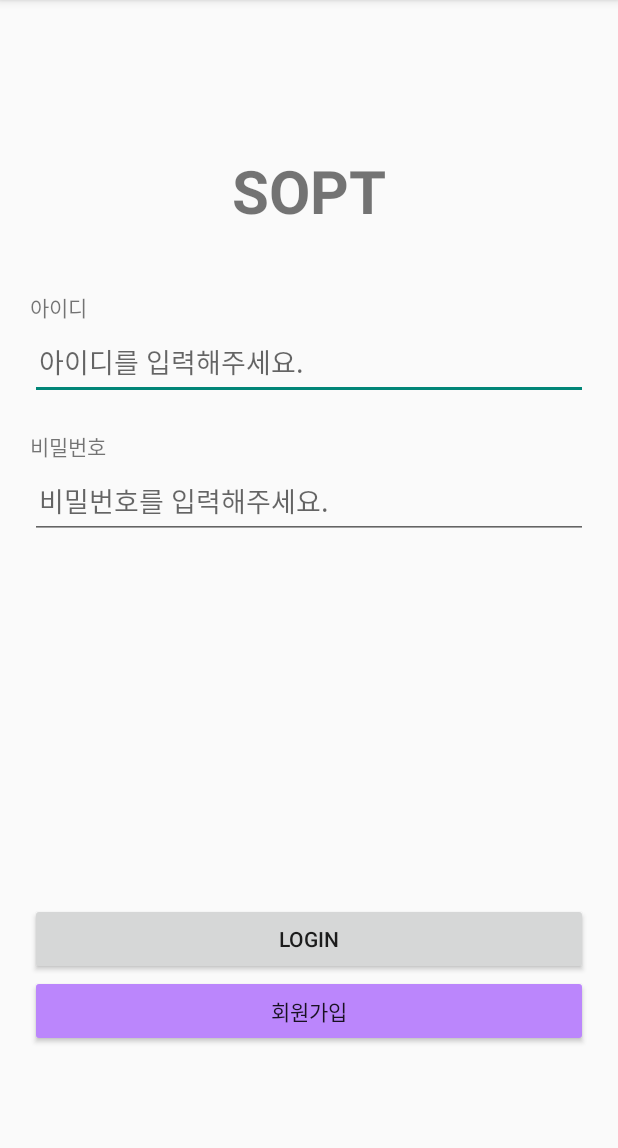
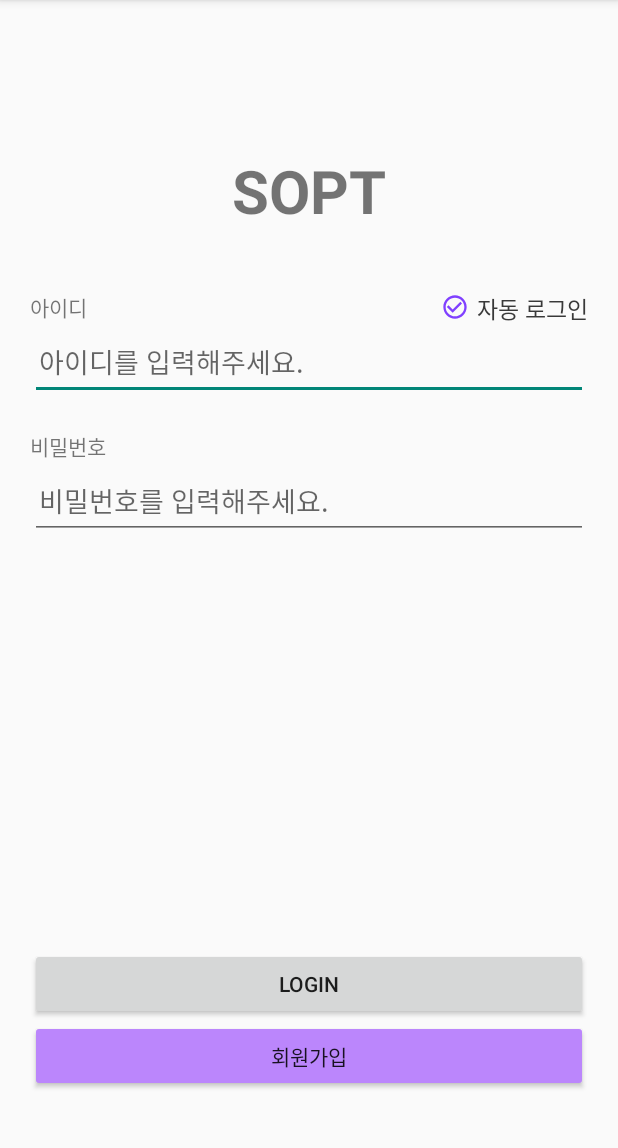
Before and after one commit to KINGSAMJO/Server_Hyeonjeong, an Android app: the screen it shows after launch (SignInActivity), on a phone screen of 412 x 824 dp, the part 84-1232 px from its top. Run offline under Robolectric (Android 15) with nearby library versions, the phone set to English and light mode, and no system bars.

Commit message:
[semiar 7] sharedPreferenses autoLogin, autoLogout

```diff
--- a/app/build.gradle
+++ b/app/build.gradle
@@ -18,6 +18,7 @@ android {
     }
     buildFeatures{
         viewBinding true
+
     }
 
     buildTypes {
--- a/app/src/main/AndroidManifest.xml
+++ b/app/src/main/AndroidManifest.xml
@@ -22,6 +22,9 @@
         android:theme="@style/Theme.Seminar_task1"
         android:usesCleartextTraffic="true">
         <activity
+            android:name=".SettingActivity"
+            android:exported="false" />
+        <activity
             android:name=".NaviActivity"
             android:exported="false" />
         <activity android:name=".DetailActivity" />
--- a/app/src/main/java/com/example/seminar_task1/SignInActivity.kt
+++ b/app/src/main/java/com/example/seminar_task1/SignInActivity.kt
@@ -11,6 +11,7 @@ import androidx.activity.result.contract.ActivityResultContracts
 import com.example.seminar_task1.databinding.ActivitySignInBinding
 import com.example.seminar_task1.model.RequestSignIn
 import com.example.seminar_task1.model.ResponseSignIn
+import com.example.seminar_task1.util.SOPTSharedPreferences
 import com.example.seminar_task1.util.enqueueUtil
 import retrofit2.Call
 import retrofit2.Callback
@@ -19,17 +20,17 @@ import retrofit2.Response
 
 class SignInActivity : AppCompatActivity() {
     private lateinit var binding : ActivitySignInBinding
-    private lateinit var etid : EditText
-    private lateinit var etpw : EditText
     private lateinit var getSignUpActivityResult : ActivityResultLauncher<Intent>
 
     override fun onCreate(savedInstanceState: Bundle?) {
         super.onCreate(savedInstanceState)
         binding = ActivitySignInBinding.inflate(layoutInflater)
+
+        SOPTSharedPreferences.init(this)
+        initClickEvent()
+        isAutoLogin()
+
         setContentView(binding.root)
-
-        etid = binding.etId
-        etpw = binding.etPw
 
         //로그인 버튼 클릭시
         signIn()
@@ -44,15 +45,33 @@ class SignInActivity : AppCompatActivity() {
                 if(result.resultCode == RESULT_OK){
                     val signupId = result.data?.getStringExtra("id")
                     val signupPw = result.data?.getStringExtra("pw")
-                    etid.setText(signupId)
-                    etpw.setText(signupPw)
+                    binding.etId.setText(signupId)
+                    binding.etPw.setText(signupPw)
                 }
             }
     }
 
+    //클릭됐는지 전달
+    private fun initClickEvent(){
+        binding.btnCheckbox.setOnClickListener {
+            binding.btnCheckbox.isSelected = !binding.btnCheckbox.isSelected
+            SOPTSharedPreferences.setAutoLogin(this, binding.btnCheckbox.isSelected)
+        }
+    }
+
+    //자동로그인
+    private fun isAutoLogin(){
+        if(SOPTSharedPreferences.getAutoLogin(this)){
+            Toast.makeText(this,"자동로그인 되었습니다",Toast.LENGTH_SHORT).show()
+            startActivity(Intent(this@SignInActivity, HomeActivity::class.java))
+            finish()
+        }
+
+    }
+
     private fun signIn(){
         binding.btnLogin.setOnClickListener {
-            if(etid.text.toString().isNotBlank() && etpw.text.toString().isNotBlank()){//값이 있는 경우
+            if(binding.etId.text.toString().isNotBlank() && binding.etPw.text.toString().isNotBlank()){//값이 있는 경우
                 val requestSignIn = RequestSignIn(
                     id= binding.etId.text.toString(),
                     password = binding.etPw.text.toString()
@@ -61,7 +80,7 @@ class SignInActivity : AppCompatActivity() {
 
                 call.enqueueUtil(
                     onSuccess = {
-                        Toast.makeText(this@SignInActivity, "${it?.data.email}님 반갑습니다.", Toast.LENGTH_SHORT).show()
+                        Toast.makeText(this@SignInActivity, "${it.data.email}님 반갑습니다.", Toast.LENGTH_SHORT).show()
                         startActivity(Intent(this@SignInActivity, HomeActivity::class.java))
                     },
                     onError = {
--- a/app/src/main/java/com/example/seminar_task1/SignUpActivity.kt
+++ b/app/src/main/java/com/example/seminar_task1/SignUpActivity.kt
@@ -43,7 +43,7 @@ class SignUpActivity : AppCompatActivity() {
                     onSuccess = {
                         Toast.makeText(
                             this@SignUpActivity,
-                            "${it?.message}!!",
+                            "${it.message}!!",
                             Toast.LENGTH_SHORT
                         ).show()
                         //로그인 페이지로 이동할 때 입력 값을 보내도록 하는 코드
@@ -61,6 +61,8 @@ class SignUpActivity : AppCompatActivity() {
                         when (it) {
                             404 -> Toast.makeText(this, "요청값을 처리할 수 없습니다", Toast.LENGTH_SHORT)
                                 .show()
+                            404 -> Toast.makeText(this, "존재하는 회원입니다ㅔ", Toast.LENGTH_SHORT)
+                                .show()
                             500 -> Toast.makeText(this, "internal server error", Toast.LENGTH_SHORT)
                                 .show()
                         }
--- a/app/src/main/java/com/example/seminar_task1/util/ItemDecoration.kt
+++ b/app/src/main/java/com/example/seminar_task1/util/ItemDecoration.kt
@@ -31,7 +31,6 @@ class ItemDecoration(private val offsets : Int, private val colors : String, pri
             val divLeft = child.left + param.leftMargin
             val divRight = divLeft - 10
             if(i != parent.childCount ){
-//                c.drawRect(child.left.toFloat() , divTop.toFloat(), child.right.toFloat() ,divBottom.toFloat() , paint)
                 c.drawRoundRect((child.left).toFloat(), (child.top).toFloat(), (child.right).toFloat(), (child.bottom).toFloat(), rounds.toFloat(), rounds.toFloat(), paint)
             }
         }
--- /dev/null
+++ b/app/src/main/java/com/example/seminar_task1/util/SOPTSharedPreferences.kt
@@ -0,0 +1,32 @@
+package com.example.seminar_task1.util
+
+import android.content.Context
+import android.content.SharedPreferences
+
+object SOPTSharedPreferences {
+    private const val STORAGE_KEY = "USER_AUTO"
+    private const val AUTO_LOGIN = "AUTO_LOGIN"
+    private lateinit var preferences: SharedPreferences
+
+    fun init(context: Context) {
+        preferences = context.getSharedPreferences(STORAGE_KEY, Context.MODE_PRIVATE)
+    }
+
+    fun getAutoLogin(context: Context): Boolean {
+        return preferences.getBoolean(AUTO_LOGIN, false)
+    }
+
+    fun setAutoLogin(context: Context, value : Boolean){
+        preferences.edit()
+            .putBoolean(AUTO_LOGIN, value)
+            .apply()
+    }
+
+    fun setLogout(context: Context){
+        preferences = context.getSharedPreferences(STORAGE_KEY, Context.MODE_PRIVATE)
+        preferences.edit()
+            .remove(AUTO_LOGIN)
+            .clear()
+            .apply()
+    }
+}
--- /dev/null
+++ b/app/src/main/res/drawable/ic_baseline_check_circle_24.xml
@@ -0,0 +1,5 @@
+<vector android:height="24dp" android:tint="#000000"
+    android:viewportHeight="24" android:viewportWidth="24"
+    android:width="24dp" xmlns:android="http://schemas.android.com/apk/res/android">
+    <path android:fillColor="@android:color/white" android:pathData="M12,2C6.48,2 2,6.48 2,12s4.48,10 10,10 10,-4.48 10,-10S17.52,2 12,2zM10,17l-5,-5 1.41,-1.41L10,14.17l7.59,-7.59L19,8l-9,9z"/>
+</vector>
--- /dev/null
+++ b/app/src/main/res/drawable/ic_baseline_check_circle_outline_24.xml
@@ -0,0 +1,5 @@
+<vector android:height="24dp" android:tint="#000000"
+    android:viewportHeight="24" android:viewportWidth="24"
+    android:width="24dp" xmlns:android="http://schemas.android.com/apk/res/android">
+    <path android:fillColor="@android:color/white" android:pathData="M16.59,7.58L10,14.17l-3.59,-3.58L5,12l5,5 8,-8zM12,2C6.48,2 2,6.48 2,12s4.48,10 10,10 10,-4.48 10,-10S17.52,2 12,2zM12,20c-4.42,0 -8,-3.58 -8,-8s3.58,-8 8,-8 8,3.58 8,8 -3.58,8 -8,8z"/>
+</vector>
--- /dev/null
+++ b/app/src/main/res/drawable/ic_baseline_keyboard_arrow_right_24.xml
@@ -0,0 +1,5 @@
+<vector android:height="24dp" android:tint="#000000"
+    android:viewportHeight="24" android:viewportWidth="24"
+    android:width="24dp" xmlns:android="http://schemas.android.com/apk/res/android">
+    <path android:fillColor="@android:color/white" android:pathData="M8.59,16.59L13.17,12 8.59,7.41 10,6l6,6 -6,6 -1.41,-1.41z"/>
+</vector>
--- /dev/null
+++ b/app/src/main/res/drawable/selector_checkbox.xml
@@ -0,0 +1,5 @@
+<?xml version="1.0" encoding="utf-8"?>
+<selector xmlns:android="http://schemas.android.com/apk/res/android">
+    <item android:drawable="@drawable/ic_baseline_check_circle_outline_24" android:state_selected="false"/>
+    <item android:drawable="@drawable/ic_baseline_check_circle_24" android:state_selected="true"/>
+</selector>
--- a/app/src/main/res/layout/activity_sign_in.xml
+++ b/app/src/main/res/layout/activity_sign_in.xml
@@ -26,6 +26,29 @@
         app:layout_constraintLeft_toLeftOf="parent"
         android:layout_marginTop="40dp"
         android:text="아이디"/>
+    <Button
+        android:id="@+id/btn_checkbox"
+        android:layout_width="0dp"
+        android:layout_height="0dp"
+        app:layout_constraintDimensionRatio="1:1"
+        app:layout_constraintWidth_percent="0.05"
+        android:backgroundTint="@color/sopt_main_purple"
+        app:layout_constraintEnd_toStartOf="@+id/tv_auto_login"
+        app:layout_constraintTop_toTopOf="@+id/tv_id"
+        app:layout_constraintBottom_toBottomOf="@+id/tv_id"
+        android:layout_marginEnd="5dp"
+        app:layout_constraintHorizontal_chainStyle="packed"
+        android:background="@drawable/selector_checkbox"/>
+    <TextView
+        android:id="@+id/tv_auto_login"
+        android:layout_width="wrap_content"
+        android:layout_height="wrap_content"
+        app:layout_constraintEnd_toEndOf="parent"
+        app:layout_constraintTop_toTopOf="@+id/tv_id"
+        android:text="자동 로그인"
+        android:textColor="#393939"
+        android:textSize="15sp"
+ />
     <EditText
         android:id="@+id/et_id"
         android:layout_width="match_parent"
@@ -77,6 +100,6 @@
         app:layout_constraintLeft_toLeftOf="parent"
         app:layout_constraintRight_toRightOf="parent"
         app:layout_constraintBottom_toBottomOf="parent"
-        android:layout_marginBottom="50dp"
+        android:layout_marginBottom="20dp"
         android:layout_marginTop="7dp"/>
 </androidx.constraintlayout.widget.ConstraintLayout>
--- a/app/src/main/res/values/strings.xml
+++ b/app/src/main/res/values/strings.xml
@@ -9,4 +9,6 @@
     <string name="tv_detail_desc">DESCRIPTION : </string>
     <!-- TODO: Remove or change this placeholder text -->
     <string name="hello_blank_fragment">Hello blank fragment</string>
+    <string name="settings">환경설정</string>
+    <string name="AutoLogout">자동로그인 해제</string>
 </resources>
--- a/build.gradle
+++ b/build.gradle
@@ -3,7 +3,7 @@ buildscript {
     ext.kotlin_version = "1.4.32"
     repositories {
         google()
-        jcenter()
+        mavenCentral()
     }
     dependencies {
         classpath 'com.android.tools.build:gradle:7.2.0'
@@ -17,7 +17,7 @@ buildscript {
 allprojects {
     repositories {
         google()
-        jcenter()
+        mavenCentral()
     }
 }
 
```
Also changed, not shown: app/src/main/java/com/example/seminar_task1/ProfileFragment.kt (+9 -0 lines), app/src/main/java/com/example/seminar_task1/SampleFragment1.kt (deleted, +0 -20 lines), app/src/main/java/com/example/seminar_task1/SettingActivity.kt (added, +29 -0 lines), app/src/main/res/drawable/ic_outline_settings_24.xml (added, +5 -0 lines), app/src/main/res/layout/activity_setting.xml (added, +66 -0 lines), app/src/main/res/layout/fragment_profile.xml (+10 -0 lines).
